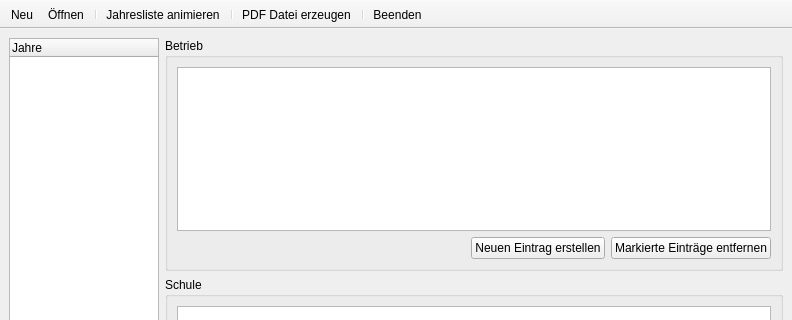
First picture: the form in src/mainwindow.ui, repository Strayer/Berichte-Ork, before the edit; both pictures show x 0 to 792 and y 0 to 320 of the 792 by 541 pixel window.
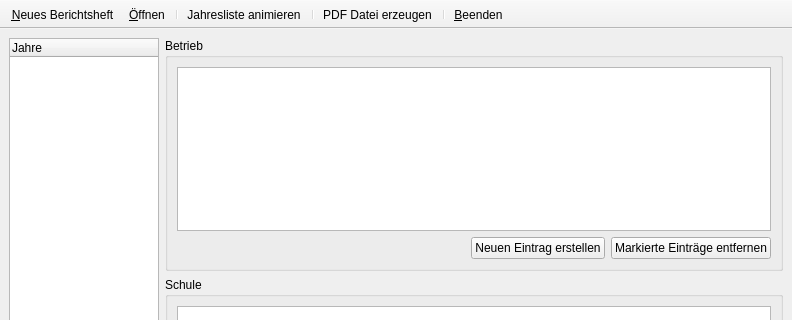
Second picture: the form after the edit. Icons and pictures are not drawn.

Commit message: * Berichte-Ork:  - src/mainwindow.ui: Icon-Texte mit & versehen  - main.cpp: Unnötige includes rausgeworfen  - "Neues Berichtsheft"-Dialog eingebaut  - Models funktionieren nun auch wenn nicht direkt eine DB geladen wird

```diff
--- a/src/mainwindow.ui
+++ b/src/mainwindow.ui
@@ -198,6 +198,9 @@
    <property name="text">
     <string>&amp;Beenden</string>
    </property>
+   <property name="iconText">
+    <string>&amp;Beenden</string>
+   </property>
    <property name="menuRole">
     <enum>QAction::QuitRole</enum>
    </property>
@@ -210,6 +213,9 @@
    <property name="text">
     <string>&amp;Öffnen...</string>
    </property>
+   <property name="iconText">
+    <string>&amp;Öffnen</string>
+   </property>
   </action>
   <action name="actionNew">
    <property name="icon">
@@ -217,7 +223,10 @@
      <normaloff>:/images/images/document-new.png</normaloff>:/images/images/document-new.png</iconset>
    </property>
    <property name="text">
-    <string>&amp;Neu...</string>
+    <string>&amp;Neues Berichtsheft</string>
+   </property>
+   <property name="iconText">
+    <string>&amp;Neues Berichtsheft</string>
    </property>
   </action>
   <action name="actionAnimateYears">
```
The commit also changes 7 other files.
